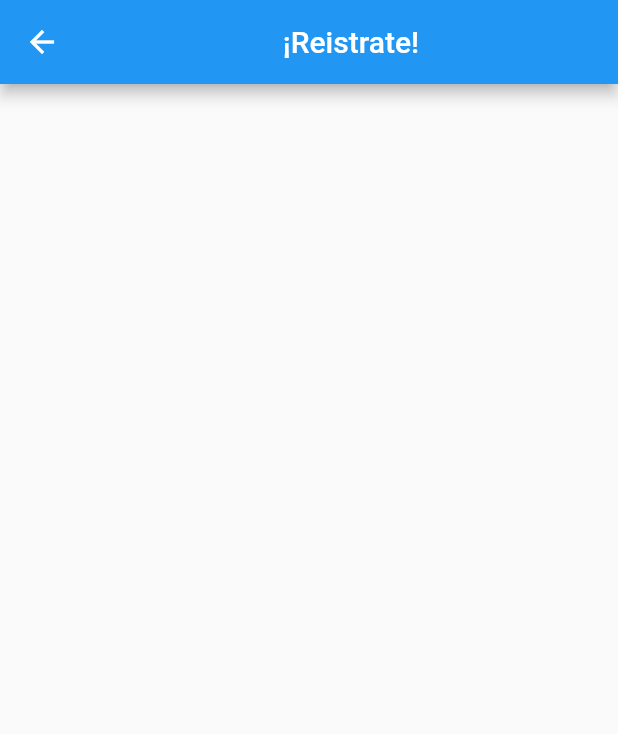
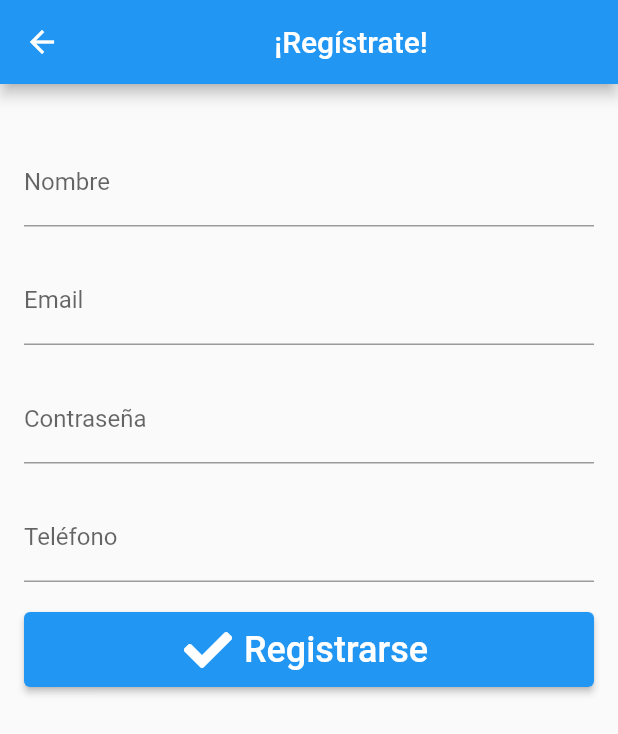
Before and after one commit to Davrobrine/decibels, a Flutter app: the RegisterPage screen opened by its route, on a phone screen of 412 x 824 dp. Shown: the top 734 px of the screen. Run offline on Flutter 3.47's test engine with Material 2 defaults, Android fonts, the phone set to English and light mode, and no system bars; our stand-ins replace firebase_auth, firebase_core, font_awesome_flutter, google_sign_in; accounts and stored records are empty.

Commit message:
F: Construyendo formulario de registro

```diff
--- a/lib/pages/register_page.dart
+++ b/lib/pages/register_page.dart
@@ -1,4 +1,5 @@
 import 'package:flutter/material.dart';
+import 'package:font_awesome_flutter/font_awesome_flutter.dart';
 
 class RegisterPage extends StatefulWidget {
   RegisterPage({Key? key}) : super(key: key);
@@ -10,19 +11,68 @@ class RegisterPage extends StatefulWidget {
 }
 
 class _RegisterPageState extends State<RegisterPage> {
+  final _nameTextController = TextEditingController();
+  final _emailTextController = TextEditingController();
+  final _passwordTextController = TextEditingController();
+  final _phoneTextController = TextEditingController();
+
   @override
   Widget build(BuildContext context) {
     return Scaffold(
       appBar: AppBar(
         title: const Center(
-          child: Text("¡Reistrate!"),
+          child: Text("¡Regístrate!"),
         ),
       ),
       body: SingleChildScrollView(
         padding: const EdgeInsets.all(16),
         child: Column(
           mainAxisAlignment: MainAxisAlignment.center,
-          children: <Widget>[],
+          children: <Widget>[
+            const SizedBox(height: 20),
+            TextField(
+              controller: _nameTextController,
+              cursorColor: Colors.white,
+              textInputAction: TextInputAction.next,
+              decoration: const InputDecoration(label: Text('Nombre')),
+            ),
+            const SizedBox(height: 20),
+            TextField(
+              controller: _emailTextController,
+              cursorColor: Colors.white,
+              textInputAction: TextInputAction.next,
+              decoration: const InputDecoration(label: Text('Email')),
+            ),
+            const SizedBox(height: 20),
+            TextField(
+              controller: _passwordTextController,
+              cursorColor: Colors.white,
+              textInputAction: TextInputAction.next,
+              decoration: const InputDecoration(label: Text('Contraseña')),
+            ),
+            const SizedBox(height: 20),
+            TextField(
+              controller: _phoneTextController,
+              cursorColor: Colors.white,
+              textInputAction: TextInputAction.next,
+              decoration: const InputDecoration(label: Text('Teléfono')),
+            ),
+            const SizedBox(height: 20),
+            ElevatedButton.icon(
+              onPressed: () {},
+              style: ElevatedButton.styleFrom(
+                minimumSize: const Size.fromHeight(50),
+              ),
+              icon: const FaIcon(
+                FontAwesomeIcons.check,
+                size: 32,
+              ),
+              label: const Text(
+                'Registrarse',
+                style: TextStyle(fontSize: 24),
+              ),
+            )
+          ],
         ),
       ),
     );
```
